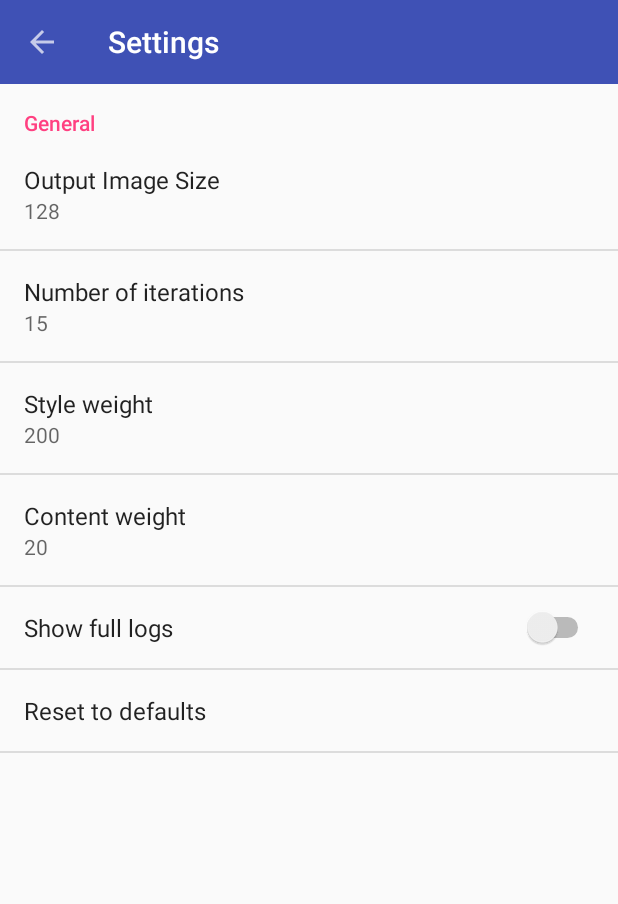
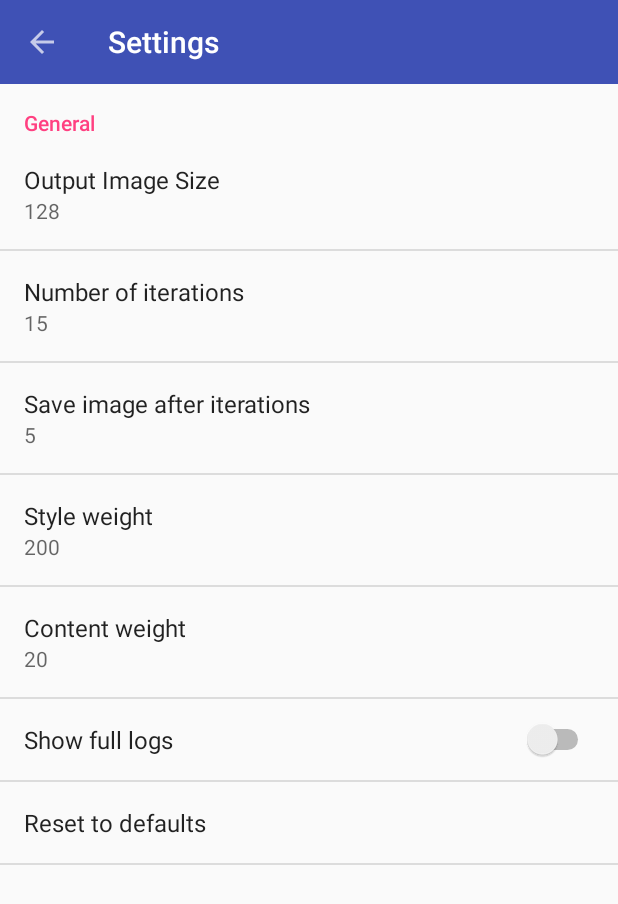
Before and after one commit to naman14/Arcade, an Android app: the SettingsActivity screen opened directly, with no data from a screen before it, on a phone screen of 412 x 824 dp. Shown: the top 904 px of the screen. Run offline under Robolectric (Android 15) with nearby library versions, the phone set to English and light mode, and no system bars.

Commit message:
save iterations preference

```diff
--- a/app/src/main/java/com/naman14/arcade/ArcadeService.java
+++ b/app/src/main/java/com/naman14/arcade/ArcadeService.java
@@ -32,6 +32,7 @@ public class ArcadeService extends IntentService {
         builder.setProtoFIle(ArcadeUtils.getProtoPath());
         builder.setImageSize(Integer.parseInt(preferences.getString("preference_image_size", "128")));
         builder.setIterations(Integer.parseInt(preferences.getString("preference_iterations", "15")));
+        builder.setSaveIterations(Integer.parseInt(preferences.getString("preference_save_iter", "5")));
         builder.setContentWeight(Integer.parseInt(preferences.getString("preference_content_weight", "20")));
         builder.setStyleWeight(Integer.parseInt(preferences.getString("preference_style_weight", "200")));
         Arcade arcade = builder.build();
--- a/app/src/main/java/com/naman14/arcade/SettingsActivity.java
+++ b/app/src/main/java/com/naman14/arcade/SettingsActivity.java
@@ -49,6 +49,7 @@ public class SettingsActivity extends AppCompatActivity {
             preferences = PreferenceManager.getDefaultSharedPreferences(getActivity());
             preferences.registerOnSharedPreferenceChangeListener(this);
             findPreference("preference_iterations").setSummary(preferences.getString("preference_iterations", "15"));
+            findPreference("preference_save_iter").setSummary(preferences.getString("preference_save_iter", "5"));
             findPreference("preference_style_weight").setSummary(preferences.getString("preference_style_weight", "200"));
             findPreference("preference_content_weight").setSummary(preferences.getString("preference_content_weight", "20"));
 
@@ -61,6 +62,7 @@ public class SettingsActivity extends AppCompatActivity {
                     preferences.edit().putString("preference_image_size", "128").apply();
                     preferences.edit().putBoolean("preference_logs", false).apply();
                     findPreference("preference_iterations").setSummary(preferences.getString("preference_iterations", "15"));
+                    findPreference("preference_save_iter").setSummary(preferences.getString("preference_save_iter", "5"));
                     findPreference("preference_style_weight").setSummary(preferences.getString("preference_style_weight", "200"));
                     findPreference("preference_content_weight").setSummary(preferences.getString("preference_content_weight", "20"));
                     findPreference("preference_image_size").setSummary(preferences.getString("preference_image_size", "128"));
@@ -73,11 +75,9 @@ public class SettingsActivity extends AppCompatActivity {
 
         @Override
         public void onSharedPreferenceChanged(SharedPreferences sharedPreferences, String key) {
-            Log.d("lol", "b;bfw;");
             Preference p = findPreference(key);
             if (p instanceof EditTextPreference) {
                 EditTextPreference editTextPref = (EditTextPreference) p;
-                Log.d("lodsbc", editTextPref.getText());
                 p.setSummary(editTextPref.getText());
             } else if (p instanceof ListPreference) {
                 ListPreference listPref = (ListPreference) p;
--- a/app/src/main/res/xml/preferences.xml
+++ b/app/src/main/res/xml/preferences.xml
@@ -16,6 +16,13 @@
             android:inputType="numberSigned"
             android:key="preference_iterations"
             android:title="Number of iterations" />
+
+        <EditTextPreference
+            android:defaultValue="5"
+            android:hint="0 for saving only final image"
+            android:inputType="numberSigned"
+            android:key="preference_save_iter"
+            android:title="Save image after iterations" />
 
         <EditTextPreference
             android:defaultValue="200"
--- a/arcade/src/main/java/com/naman14/arcade/library/ArcadeBuilder.java
+++ b/arcade/src/main/java/com/naman14/arcade/library/ArcadeBuilder.java
@@ -40,7 +40,7 @@ public class ArcadeBuilder {
         this.gpu = -1;
         this.styleimage = "/sdcard/examples/inputs/starry_night_crop.png";
         this.contentImage = "/sdcard/examples/outputs/golden_gate_scream.png";
-        this.outputImage = "/storage/emulated/0/Arcade/output.png";
+        this.outputImage = "/storage/emulated/0/Arcade/outputs/output.png";
         this.iterations = 40;
         this.backend = "nn";
         this.optimizer = "adam";
```
Also changed, not shown: arcade/src/main/java/com/naman14/arcade/library/Arcade.java (+8 -0 lines), 2 other files.
